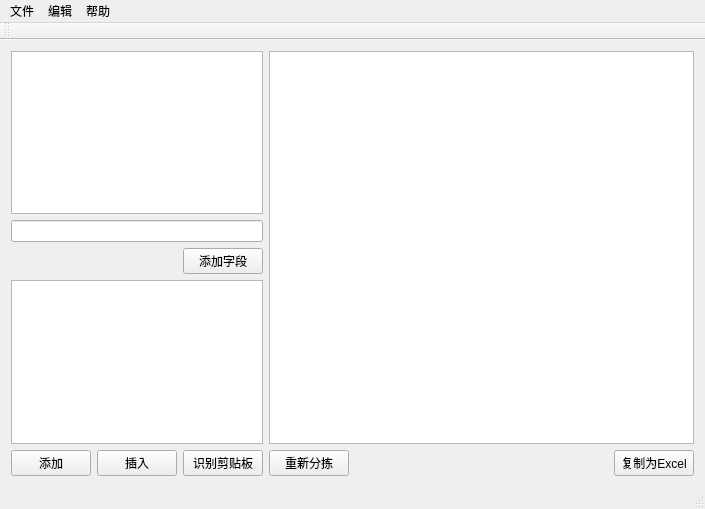
iwxyi/ListAutoSort, file ListAutoSort/ListAutoSort.ui: the form before one commit.
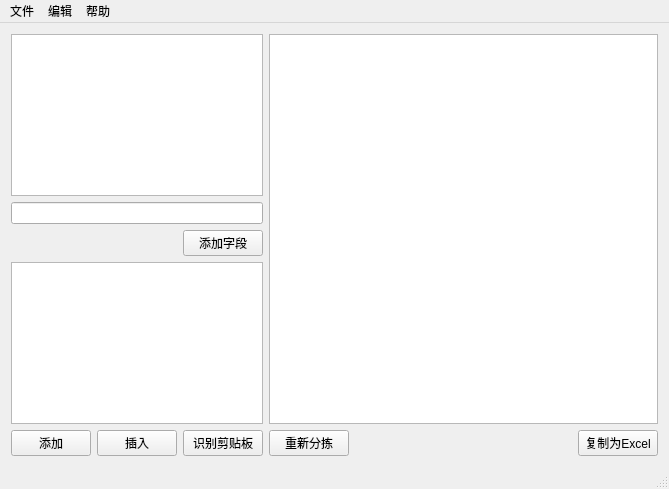
The form after the commit.

Commit message: 添加按钮提示

The edit to the form file:
```diff
--- a/ListAutoSort/ListAutoSort.ui
+++ b/ListAutoSort/ListAutoSort.ui
@@ -6,8 +6,8 @@
       <rect>
         <x>0</x>
         <y>0</y>
-        <width>705</width>
-        <height>509</height>
+    <width>669</width>
+    <height>489</height>
       </rect>
     </property>
     <property name="windowTitle">
@@ -190,7 +190,7 @@
         <rect>
           <x>0</x>
           <y>0</y>
-          <width>705</width>
+     <width>669</width>
           <height>23</height>
         </rect>
       </property>
@@ -217,14 +217,6 @@
       <addaction name="menu_2"/>
       <addaction name="menu_3"/>
     </widget>
-    <widget class="QToolBar" name="mainToolBar">
-      <attribute name="toolBarArea">
-        <enum>TopToolBarArea</enum>
-      </attribute>
-      <attribute name="toolBarBreak">
-        <bool>false</bool>
-      </attribute>
-    </widget>
     <widget class="QStatusBar" name="statusBar"/>
     <action name="resortAction">
       <property name="text">
```
Left out of the diff: 12 changed lines with no effect on the pictures. Lines whose indentation alone changed are shown as unchanged. The commit also changes 1 other file.
